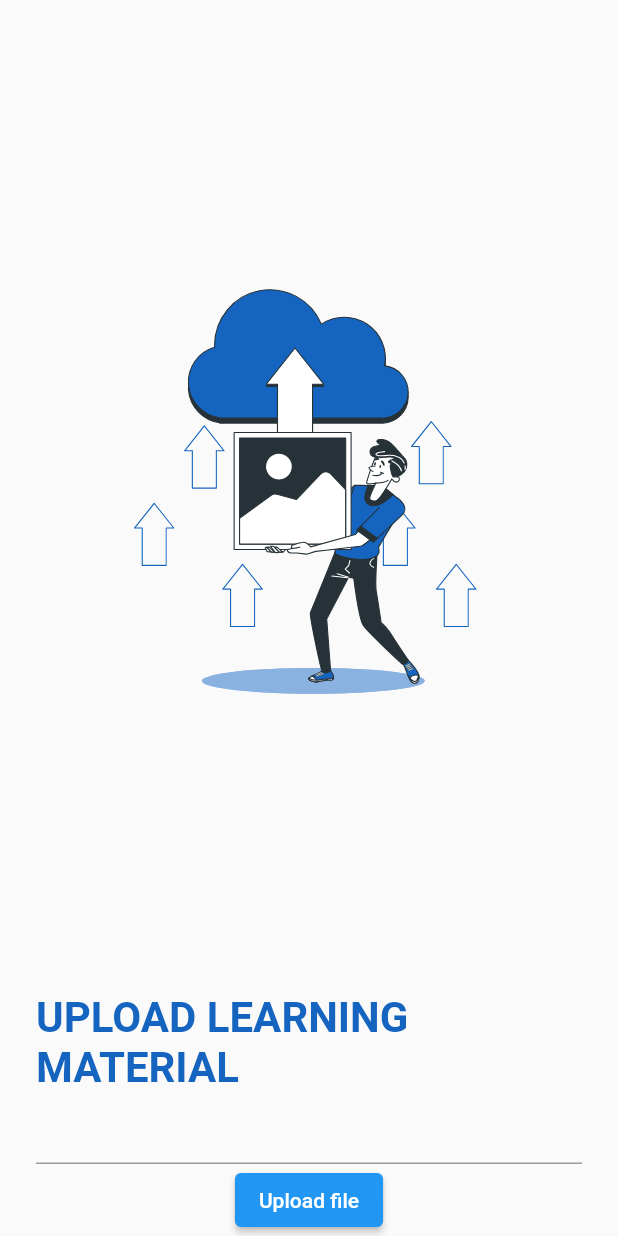
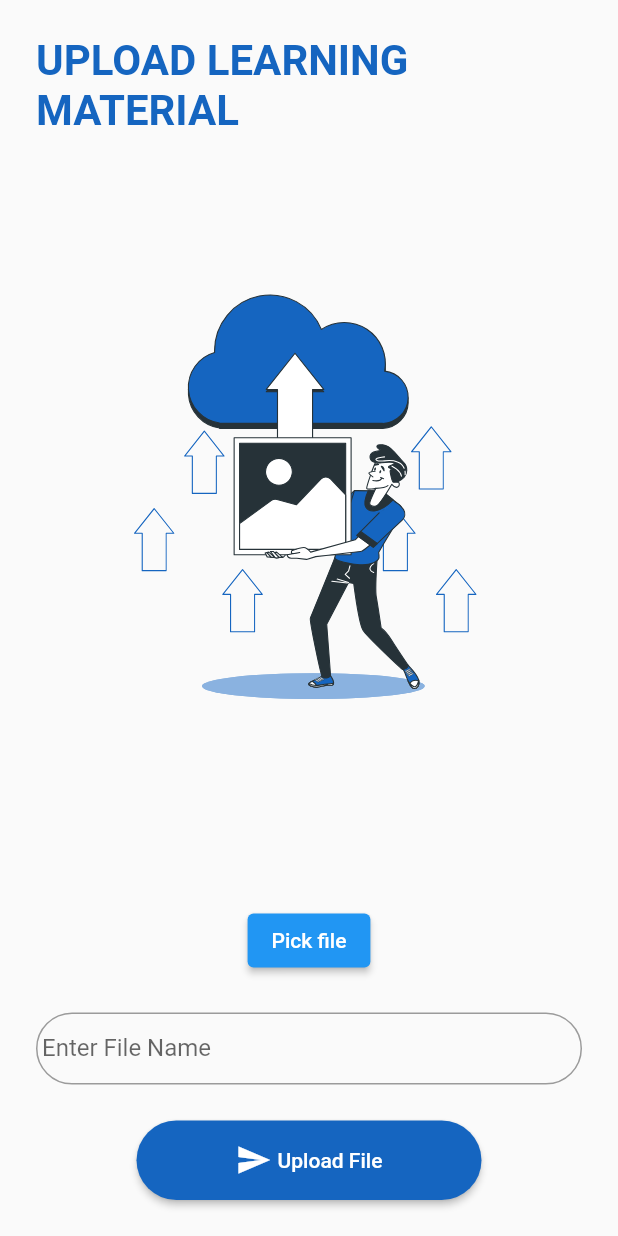
Before and after one commit to Crucialjun/cbc_learning_materials, a Flutter app: the AddLearningMaterial screen opened directly, on a phone screen of 412 x 824 dp. Run offline on Flutter 3.47's test engine with Material 2 defaults, Android fonts, the phone set to English and light mode, and no system bars; drawn by our look-alikes of progress_state_button; our stand-ins replace anim_search_bar, awesome_dialog, cloud_firestore, email_validator, file_picker, firebase_auth and 10 more; missing offline and left inert: flutter_awesome_buttons, flutter_facebook_auth, optimized_cached_image; accounts and stored records are empty.

Commit message:
Adjust the upload screen

```diff
--- a/lib/screens/add_learning_material-screen.dart
+++ b/lib/screens/add_learning_material-screen.dart
@@ -1,41 +1,126 @@
+
+
 import 'package:cbc_learning_materials/firebase_utils/firebase_storage_methods.dart';
+import 'package:cbc_learning_materials/utils.dart';
 import 'package:flutter/material.dart';
 import 'package:flutter_svg/flutter_svg.dart';
+import 'package:progress_state_button/iconed_button.dart';
+import 'package:progress_state_button/progress_button.dart';
+import 'dart:io';
 
 import '../app_colors.dart';
 
-class AddLearningMaterial extends StatelessWidget {
+class AddLearningMaterial extends StatefulWidget {
   const AddLearningMaterial({Key? key}) : super(key: key);
 
   @override
+  State<AddLearningMaterial> createState() => _AddLearningMaterialState();
+}
+
+class _AddLearningMaterialState extends State<AddLearningMaterial> {
+  final TextEditingController _fileNameController = TextEditingController();
+  String? _imagePath;
+  bool _isLoadingImage = false;
+  bool _isLoadingUpload = false;
+  ButtonState _uploadingButtonState = ButtonState.idle;
+
+  @override
   Widget build(BuildContext context) {
-    final TextEditingController _fileNameController = TextEditingController();
 
 
     return Scaffold(
       body: SafeArea(
         child: Padding(
-          padding: const EdgeInsets.only(left: 24, right: 24),
+          padding: const EdgeInsets.only(left: 24, right: 24,bottom: 24),
           child: Column(children: [
+            const Padding(
+              padding: EdgeInsets.only(top: 24.0),
+              child: Text(
+                'UPLOAD LEARNING MATERIAL',
+                style: TextStyle(
+                    color: AppColors.primaryColor,
+                    fontSize: 28,
+                    fontWeight: FontWeight.bold),
+              ),
+            ),
             Expanded(
               child: Hero(
                   tag: "topsvg",
-                  child: SvgPicture.asset("assets/svg/upload.svg")),
+                  child: _imagePath == null ? SvgPicture.asset("assets/svg/upload.svg") :Image.file(File(_imagePath ?? "")), ),
             ),
-            const Text(
-              'UPLOAD LEARNING MATERIAL',
-              style: TextStyle(
-                  color: AppColors.primaryColor,
-                  fontSize: 28,
-                  fontWeight: FontWeight.bold),
+            SizedBox(height: 24,),
+            ElevatedButton(onPressed: () async{
+              setState(() {
+                _isLoadingImage = true;
+              });
+              var result = await FirebaseStorageMethods().pickFile();
+              setState(() {
+                _imagePath = result ?? "";
+                _isLoadingImage = false;
+
+              });
+
+
+            }, child: Text("Pick file")
+
             ),
+            SizedBox(height: 24,),
+
             TextField(
               controller: _fileNameController,
+              decoration: InputDecoration(
+                contentPadding: const EdgeInsets.all(4),
+                labelText: "Enter File Name",
+                border: OutlineInputBorder(
+                  borderRadius: BorderRadius.circular(30),
+                ),
+            ),),
+
+            const SizedBox(height: 24,),
+            ProgressButton.icon(
+              iconedButtons: {
+                ButtonState.idle: const IconedButton(
+                    text: "Upload File",
+                    icon: Icon(Icons.send, color: Colors.white),
+                    color: AppColors.primaryColor),
+                ButtonState.loading: IconedButton(
+                    text: "Uploading", color: Colors.deepPurple.shade700),
+                ButtonState.fail: IconedButton(
+                    text: "Failed",
+                    icon: const Icon(Icons.cancel, color: Colors.white),
+                    color: Colors.red.shade300),
+                ButtonState.success: IconedButton(
+                    text: "Success",
+                    icon: const Icon(
+                      Icons.check_circle,
+                      color: Colors.white,
+                    ),
+                    color: Colors.green.shade400)
+              },
+              state: _uploadingButtonState,
+              onPressed: () async {
+                setState(() {
+                  _uploadingButtonState = ButtonState.loading;
+                });
+                if(_fileNameController.text.isEmpty){
+                  setState(() {
+                    _uploadingButtonState = ButtonState.fail;
+                  });
+                  showErrorDialog(context, "Enter File Name");
+                }else{
+                  await FirebaseStorageMethods().uploadfile(context, _fileNameController.text,_imagePath!);
+                  setState(() {
+                    _uploadingButtonState = ButtonState.success;
+                    _fileNameController.clear();
+                    _imagePath = null;
+                  });
+
+                }
+
+              },
             ),
-            ElevatedButton(onPressed: () async{
-              FirebaseStorageMethods().uploadfile(context, _fileNameController.text);
-            }, child: Text("Upload file"))
-          ]),
+          ]
+          ),
         ),
       ),
     );
--- a/lib/screens/sign_in_screen.dart
+++ b/lib/screens/sign_in_screen.dart
@@ -7,6 +7,7 @@ import 'package:flutter/material.dart';
 import 'package:flutter_svg/flutter_svg.dart';
 import 'package:progress_state_button/iconed_button.dart';
 import 'package:progress_state_button/progress_button.dart';
+import 'package:provider/provider.dart';
 
 import '../app_colors.dart';
 import '../firebase_utils/firebase_auth_methods.dart';
```
Also changed, not shown: lib/firebase_utils/firebase_storage_methods.dart (+18 -9 lines).
